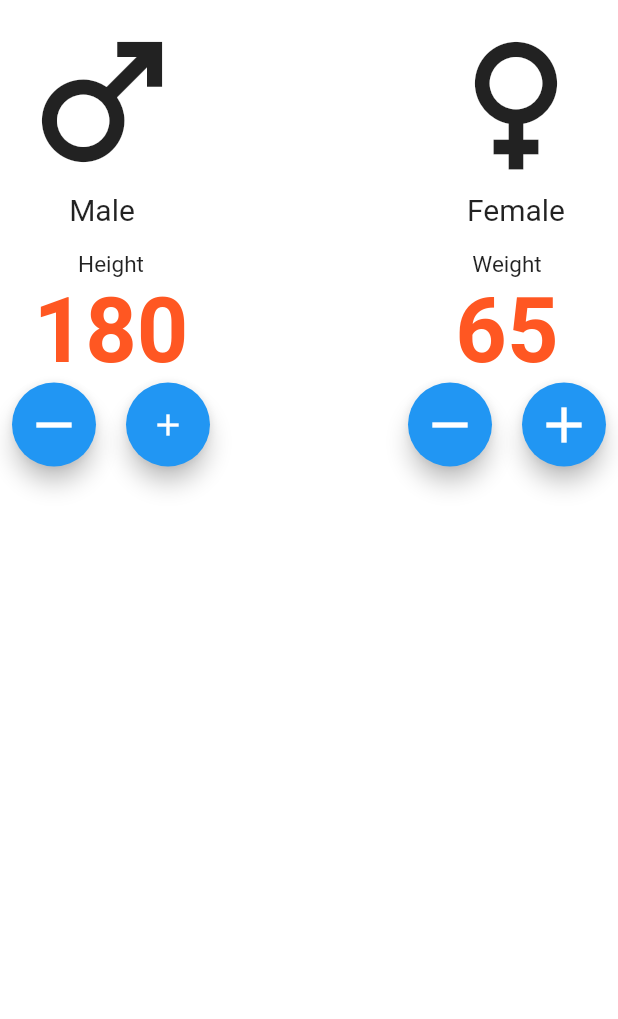
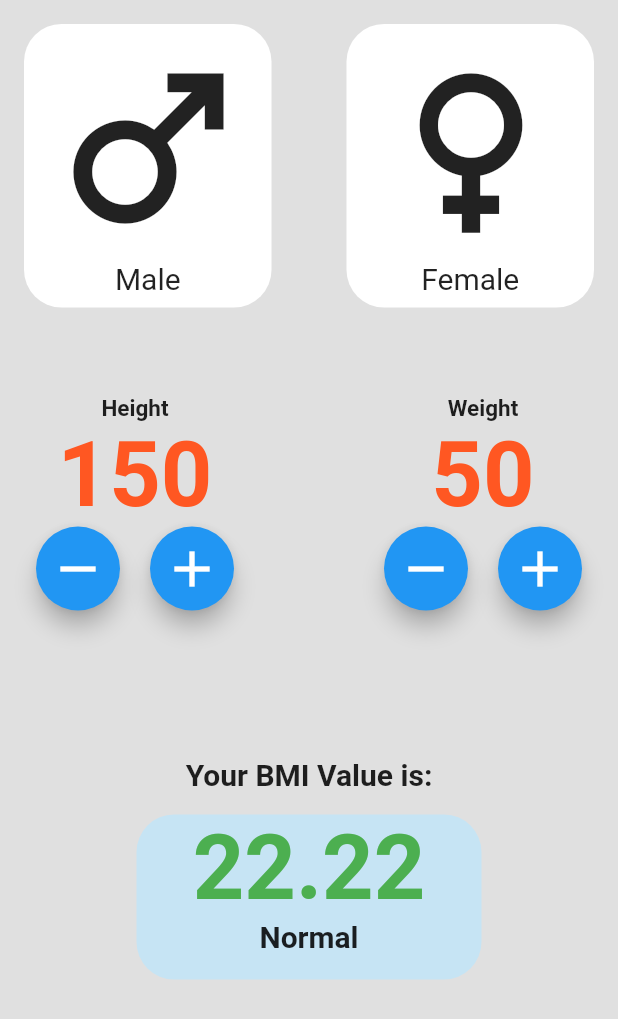
Before and after one commit to KameshDivantha/bmicalculator, a Flutter app: the screen it shows after launch, on a phone screen of 412 x 824 dp. Shown: the top 1019 px of the screen. Run offline on Flutter 3.47's test engine with Material 2 defaults, Android fonts, the phone set to English and light mode, and no system bars.

Commit message:
added changes
make changes in application

```diff
--- a/lib/MyHomePage.dart
+++ b/lib/MyHomePage.dart
@@ -10,21 +10,44 @@ class MainPage extends StatefulWidget {
 }
 
 class _MainPageState extends State<MainPage> {
+  int height = 150;
+  int weight = 50;
+
+  String gender = "";
+
+  late double bmi = CalculateBmi(weight: weight, height: height);
+
   @override
   Widget build(BuildContext context) {
+    var textStyle = TextStyle(fontSize: 60, fontWeight: FontWeight.bold);
     return Scaffold(
       body: SafeArea(
         child: Container(
-          color: Colors.white,
+          padding: const EdgeInsets.all(16),
+          color: Colors.grey[300],
           child: Column(
             children: [
               Row(
                 children: [
-                  Padding(
+                  GestureDetector(
+                    onTap: () {
+                      print("male");
+                      setState(() {
+                        gender = "M";
+                      });
+                    },
+                    child: Container(
+                      width: 165,
+                      decoration: BoxDecoration(
+                        color: gender == "M"
+                            ? Color.fromARGB(255, 65, 163, 243)
+                            : Colors.white,
+                        borderRadius: BorderRadius.circular(25),
+                      ),
                       padding: const EdgeInsets.all(8.0),
                       child: Column(
                         children: const [
-                        Icon(Icons.male, size: 120),
+                          Icon(Icons.male, size: 150),
                           Text(
                             "Male",
                             style: TextStyle(fontSize: 20),
@@ -32,23 +55,40 @@ class _MainPageState extends State<MainPage> {
                         ],
                       ),
                     ),
+                  ),
                   Spacer(),
-                  Padding(
+                  GestureDetector(
+                    onTap: () {
+                      print("famale");
+                      setState(() {
+                        gender = "F";
+                      });
+                    },
+                    child: Container(
+                        width: 165,
+                        decoration: BoxDecoration(
+                          color: gender == "F"
+                              ? Color.fromARGB(255, 65, 163, 243)
+                              : Colors.white,
+                          borderRadius: BorderRadius.circular(25),
+                        ),
                         padding: const EdgeInsets.all(8.0),
                         child: Column(
                           children: const [
                             Icon(
                               Icons.female,
-                            size: 120,
+                              size: 150,
                             ),
                             Text(
                               "Female",
                               style: TextStyle(fontSize: 20),
                             )
                           ],
-                      ))
+                        )),
+                  )
                 ],
               ),
+              SizedBox(height: 50),
               Row(
                 children: [
                   Padding(
@@ -57,10 +97,11 @@ class _MainPageState extends State<MainPage> {
                       children: [
                         const Text(
                           "Height",
-                          style: TextStyle(fontSize: 15),
+                          style: TextStyle(
+                              fontSize: 15, fontWeight: FontWeight.bold),
                         ),
-                        const Text(
-                          "180",
+                        Text(
+                          "$height",
                           style: TextStyle(
                               fontSize: 60,
                               fontWeight: FontWeight.bold,
@@ -68,16 +109,32 @@ class _MainPageState extends State<MainPage> {
                         ),
                         Row(
                           children: [
+                            // height minus and plus
                             FloatingActionButton(
-                                onPressed: null,
+                                onPressed: () {
+                                  setState(() {
+                                    if (height > 50) height--;
+                                    bmi = CalculateBmi(
+                                        weight: weight, height: height);
+                                  });
+                                },
                                 child: Icon(
                                   Icons.remove,
                                   size: 40,
                                 )),
                             const SizedBox(width: 20),
                             FloatingActionButton(
-                              onPressed: null,
-                              child: Icon(Icons.add),
+                              onPressed: () {
+                                setState(() {
+                                  if (height < 250) height++;
+                                  bmi = CalculateBmi(
+                                      weight: weight, height: height);
+                                });
+                              },
+                              child: Icon(
+                                Icons.add,
+                                size: 40,
+                              ),
                             )
                           ],
                         )
@@ -91,10 +148,11 @@ class _MainPageState extends State<MainPage> {
                         children: [
                           const Text(
                             "Weight",
-                            style: TextStyle(fontSize: 15),
+                            style: TextStyle(
+                                fontSize: 15, fontWeight: FontWeight.bold),
                           ),
-                          const Text(
-                            "65",
+                          Text(
+                            "$weight",
                             style: TextStyle(
                                 fontSize: 60,
                                 fontWeight: FontWeight.bold,
@@ -102,8 +160,15 @@ class _MainPageState extends State<MainPage> {
                           ),
                           Row(
                             children: [
+                              // weight minus and plus
                               FloatingActionButton(
-                                  onPressed: null,
+                                  onPressed: () {
+                                    setState(() {
+                                      if (weight > 20) weight--;
+                                      bmi = CalculateBmi(
+                                          weight: weight, height: height);
+                                    });
+                                  },
                                   child: Icon(
                                     Icons.remove,
                                     size: 40,
@@ -112,15 +177,52 @@ class _MainPageState extends State<MainPage> {
                                 width: 20,
                               ),
                               FloatingActionButton(
-                                  onPressed: null,
+                                  onPressed: () {
+                                    setState(() {
+                                      if (weight < 250) weight++;
+                                      bmi = CalculateBmi(
+                                          weight: weight, height: height);
+                                    });
+                                  },
                                   child: Icon(
                                     Icons.add,
                                     size: 40,
                                   ))
                             ],
-                          )
+                          ),
                         ],
                       ))
+                ],
+              ),
+              SizedBox(height: 90),
+              Column(
+                children: [
+                  Text(
+                    "Your BMI Value is:",
+                    style: TextStyle(fontSize: 20, fontWeight: FontWeight.bold),
+                  ),
+                  SizedBox(height: 15),
+                  Container(
+                    decoration: BoxDecoration(
+                      borderRadius: BorderRadius.circular(25),
+                      color: Color.fromARGB(255, 198, 228, 244),
+                    ),
+                    width: 230,
+                    height: 110,
+                    child: Column(
+                      children: [
+                        Text(
+                          "${bmi.toStringAsFixed(2)}",
+                          style: Kcolor(),
+                        ),
+                        Text(
+                          Result(),
+                          style: TextStyle(
+                              fontSize: 20, fontWeight: FontWeight.bold),
+                        ),
+                      ],
+                    ),
+                  )
                 ],
               )
             ],
@@ -129,4 +231,31 @@ class _MainPageState extends State<MainPage> {
       ),
     );
   }
+
+  double CalculateBmi({required int weight, required int height}) {
+    return (weight / (height * height)) * 10000;
   }
+
+  String Result() {
+    if (bmi >= 25) {
+      return 'Overweight';
+    } else if (bmi > 18.5) {
+      return 'Normal';
+    } else {
+      return 'Underweight';
+    }
+  }
+
+  TextStyle Kcolor() {
+    if (bmi >= 25) {
+      return const TextStyle(
+          fontSize: 60, fontWeight: FontWeight.bold, color: Colors.red);
+    } else if (bmi > 18.5) {
+      return const TextStyle(
+          fontSize: 60, fontWeight: FontWeight.bold, color: Colors.green);
+    } else {
+      return const TextStyle(
+          fontSize: 60, fontWeight: FontWeight.bold, color: Colors.yellow);
+    }
+  }
+}
--- a/pubspec.yaml
+++ b/pubspec.yaml
@@ -31,13 +31,11 @@ environment:
 dependencies:
   flutter:
     sdk: flutter
-  cloud_firestore: ^4.1.0
 
 
   # The following adds the Cupertino Icons font to your application.
   # Use with the CupertinoIcons class for iOS style icons.
   cupertino_icons: ^1.0.2
-  firebase_core: ^2.3.0
 
 dev_dependencies:
   flutter_test:
```
Also changed, not shown: pubspec.lock, 4 other files. Lines whose indentation alone changed are shown as unchanged.
